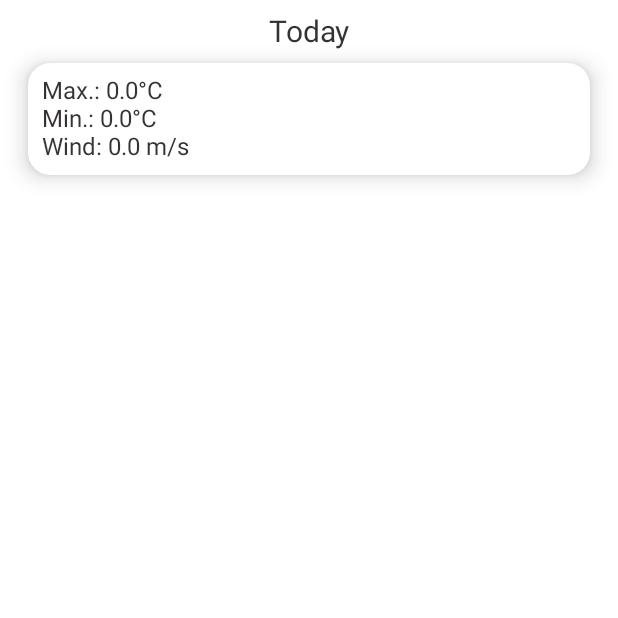
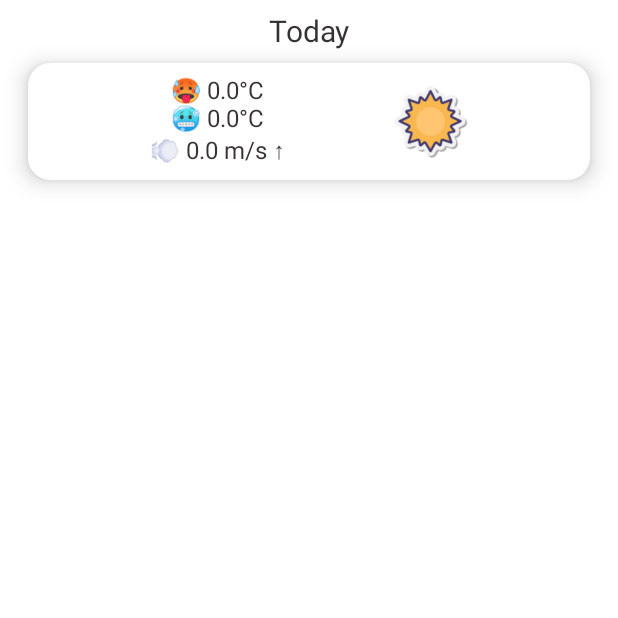
Before and after one commit to rustamft/weatherFT, an Android app built with Jetpack Compose: the composable ForecastScreen shown on its own in the app's theme, on a phone screen of 412 x 824 dp, the top half of it. Run offline under Robolectric (Android 15) with nearby library versions, the phone set to English and light mode, and no system bars; our stand-ins replace Dagger/Hilt's generated code, accompanist; libraries missing offline, so code that uses them is left out: com.ramcosta.composedestinations; 2 statements that could not run were skipped.

Commit message:
Updated forecast screen with weather conditions icons, changed screens layouts.

```diff
--- a/app/build.gradle
+++ b/app/build.gradle
@@ -27,7 +27,7 @@ android {
         minSdk 21
         targetSdk 32
         versionCode 1
-        versionName "0.8.0"
+        versionName "0.8.1"
 
         testInstrumentationRunner "androidx.test.runner.AndroidJUnitRunner"
         vectorDrawables {
--- /dev/null
+++ b/app/src/main/java/com/rustamft/weatherft/presentation/element/WeatherIconElement.kt
@@ -0,0 +1,47 @@
+package com.rustamft.weatherft.presentation.element
+
+import android.content.res.Resources
+import android.util.Log
+import androidx.compose.foundation.Image
+import androidx.compose.foundation.layout.size
+import androidx.compose.material.Text
+import androidx.compose.runtime.Composable
+import androidx.compose.ui.Modifier
+import androidx.compose.ui.layout.ContentScale
+import androidx.compose.ui.platform.LocalContext
+import androidx.compose.ui.res.painterResource
+import androidx.compose.ui.res.stringResource
+import androidx.compose.ui.unit.Dp
+import com.rustamft.weatherft.R
+import com.rustamft.weatherft.domain.util.TAG_WEATHER_ICON
+
+@Composable
+fun WeatherIconElement(
+    iconCode: String,
+    iconDescription: String,
+    iconSize: Dp
+) {
+    val context = LocalContext.current
+    val drawableId = try {
+        context.resources.getIdentifier(
+            "weather_$iconCode",
+            "drawable",
+            context.packageName
+        )
+    } catch (e: Resources.NotFoundException) {
+        Log.e(TAG_WEATHER_ICON, e.message.toString())
+        0
+    }
+    if (drawableId == 0) {
+        Text(text = stringResource(id = R.string.something_went_wrong))
+    } else {
+        Image(
+            modifier = Modifier.size(iconSize),
+            painter = painterResource(
+                id = drawableId
+            ),
+            contentDescription = iconDescription,
+            contentScale = ContentScale.FillBounds
+        )
+    }
+}
--- a/app/src/main/java/com/rustamft/weatherft/presentation/screen/forecast/ForecastScreen.kt
+++ b/app/src/main/java/com/rustamft/weatherft/presentation/screen/forecast/ForecastScreen.kt
@@ -23,9 +23,12 @@ import com.rustamft.weatherft.R
 import com.rustamft.weatherft.domain.util.PATTERN_DATE
 import com.rustamft.weatherft.domain.util.ROUTE_FORECAST
 import com.rustamft.weatherft.domain.util.TimeProvider
+import com.rustamft.weatherft.presentation.element.WeatherIconElement
+import com.rustamft.weatherft.presentation.theme.DIMEN_MEDIUM
 import com.rustamft.weatherft.presentation.theme.DIMEN_SMALL
 import com.rustamft.weatherft.presentation.theme.FONT_SIZE_SMALL
 import com.rustamft.weatherft.presentation.theme.Shapes
+import kotlin.math.roundToInt
 
 @Destination(route = ROUTE_FORECAST)
 @Composable
@@ -68,26 +71,46 @@ fun ForecastScreen(
                     Row(
                         modifier = Modifier.fillMaxWidth(),
                         verticalAlignment = Alignment.CenterVertically,
-                        horizontalArrangement = Arrangement.SpaceBetween
+                        horizontalArrangement = Arrangement.SpaceEvenly
                     ) {
-                        Column(horizontalAlignment = Alignment.Start) {
+                        Column(horizontalAlignment = Alignment.CenterHorizontally) {
                             Text(
-                                text = "${stringResource(id = R.string.max)} ${
+                                text = "${stringResource(id = R.string.temperature_max)} ${
                                     daily.temp.max
                                 }$degrees"
                             )
                             Text(
-                                text = "${stringResource(id = R.string.min)} ${
+                                text = "${stringResource(id = R.string.temperature_min)} ${
                                     daily.temp.min
                                 }$degrees"
                             )
                             Text(
                                 text = "${stringResource(id = R.string.wind)} ${
                                     daily.wind_speed
-                                } $speedUnits"
+                                } $speedUnits ${
+                                    with(daily.wind_deg) {
+                                        val directions = listOf(
+                                            stringResource(id = R.string.wind_north),
+                                            stringResource(id = R.string.wind_northeast),
+                                            stringResource(id = R.string.wind_east),
+                                            stringResource(id = R.string.wind_southeast),
+                                            stringResource(id = R.string.wind_south),
+                                            stringResource(id = R.string.wind_southwest),
+                                            stringResource(id = R.string.wind_west),
+                                            stringResource(id = R.string.wind_northwest)
+                                        )
+                                        var count = (this * 8 / 360f).roundToInt()
+                                        count = (count + 8) % 8
+                                        directions[count]
+                                    }
+                                }"
                             )
                         }
-                        Text(text = daily.weather[0].description)
+                        WeatherIconElement(
+                            iconCode = daily.weather[0].icon,
+                            iconDescription = daily.weather[0].description,
+                            iconSize = DIMEN_MEDIUM
+                        )
                     }
                 }
             }
--- a/app/src/main/res/values/strings.xml
+++ b/app/src/main/res/values/strings.xml
@@ -15,27 +15,28 @@
     <string name="feels_like">Feels like</string>
     <string name="find_city">Find the city</string>
     <string name="language">Language</string>
-    <string name="max">Max.:</string>
     <string name="meters_per_second">m/s</string>
-    <string name="min">Min.:</string>
     <string name="open_weather_api_info">Open Weather API info</string>
     <string name="open_weather_api_info_content">To use this app you need an Open Weather API key,
         to get it you may wish to visit Open Weather Map site.</string>
     <string name="open_weather_api_key">Open Weather API key</string>
     <string name="open_weather_map_site">Open Weather Map site</string>
     <string name="save_api_key">Save API key</string>
-    <string name="sunrise">Sunrise:</string>
-    <string name="sunset">Sunset:</string>
+    <string name="something_went_wrong">&#128565;</string>
+    <string name="sunrise">☀</string>
+    <string name="sunset">&#127769;</string>
+    <string name="temperature_max">&#129397;</string>
+    <string name="temperature_min">&#129398;</string>
     <string name="today">Today</string>
     <string name="tomorrow">Tomorrow</string>
-    <string name="updated_at">Updated:</string>
-    <string name="wind">Wind:</string>
-    <string name="wind_east">east</string>
-    <string name="wind_north">north</string>
-    <string name="wind_northeast">northeast</string>
-    <string name="wind_northwest">northwest</string>
-    <string name="wind_south">south</string>
-    <string name="wind_southeast">southeast</string>
-    <string name="wind_southwest">southwest</string>
-    <string name="wind_west">west</string>
+    <string name="updated_at">&#128260;</string>
+    <string name="wind">&#128168;</string>
+    <string name="wind_east">→</string>
+    <string name="wind_north">↑</string>
+    <string name="wind_northeast">↗</string>
+    <string name="wind_northwest">↖</string>
+    <string name="wind_south">↓</string>
+    <string name="wind_southeast">↘</string>
+    <string name="wind_southwest">↙</string>
+    <string name="wind_west">←</string>
 </resources>
--- a/domain/src/main/java/com/rustamft/weatherft/domain/util/Constants.kt
+++ b/domain/src/main/java/com/rustamft/weatherft/domain/util/Constants.kt
@@ -17,3 +17,4 @@ const val PATTERN_DATE = "dd.MM.yyyy"
 const val PATTERN_TIME = "HH:mm"
 
 const val TAG_OPEN_WEATHER_API = "OPEN_WEATHER_API"
+const val TAG_WEATHER_ICON = "TAG_WEATHER_ICON"
```
Also changed, not shown: app/src/main/java/com/rustamft/weatherft/presentation/screen/weather/WeatherScreen.kt (+31 -33 lines), app/src/main/res/drawable/weather_03n.png (added).
